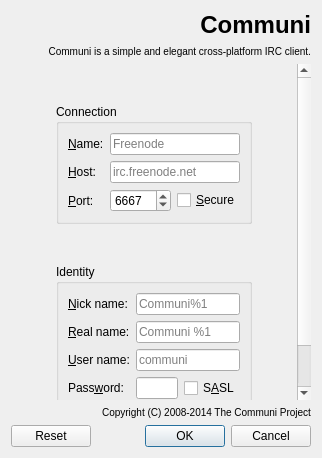
First picture: the form in src/app/connectpage.ui, repository communi/communi-desktop, before the edit.
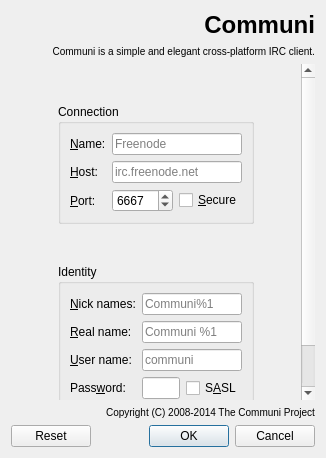
Second picture: the form after the edit. Icons and pictures are not drawn.

Commit message: Add support for multiple nick names (comma/space separate list)

The edit to the form file:
```diff
--- a/src/app/connectpage.ui
+++ b/src/app/connectpage.ui
@@ -205,7 +205,7 @@
           <item row="0" column="0">
            <widget class="QLabel" name="nickNameLabel">
             <property name="text">
-             <string>&amp;Nick name:</string>
+             <string>&amp;Nick names:</string>
             </property>
             <property name="buddy">
              <cstring>nickNameField</cstring>
```
The commit also changes 3 other files.
